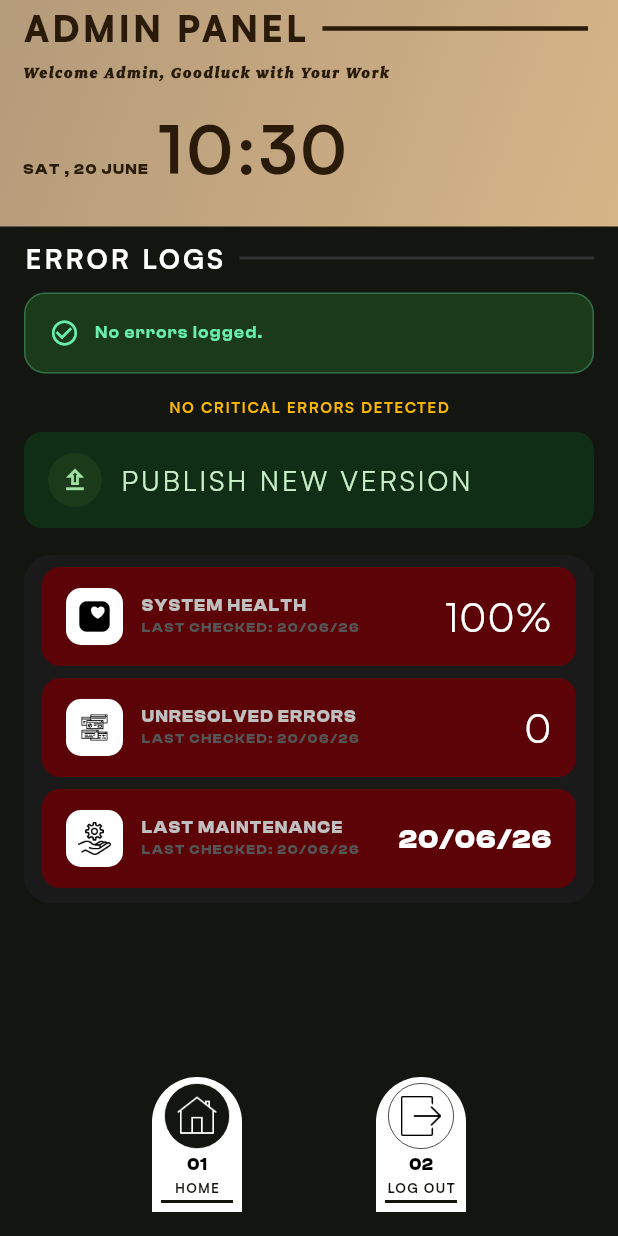
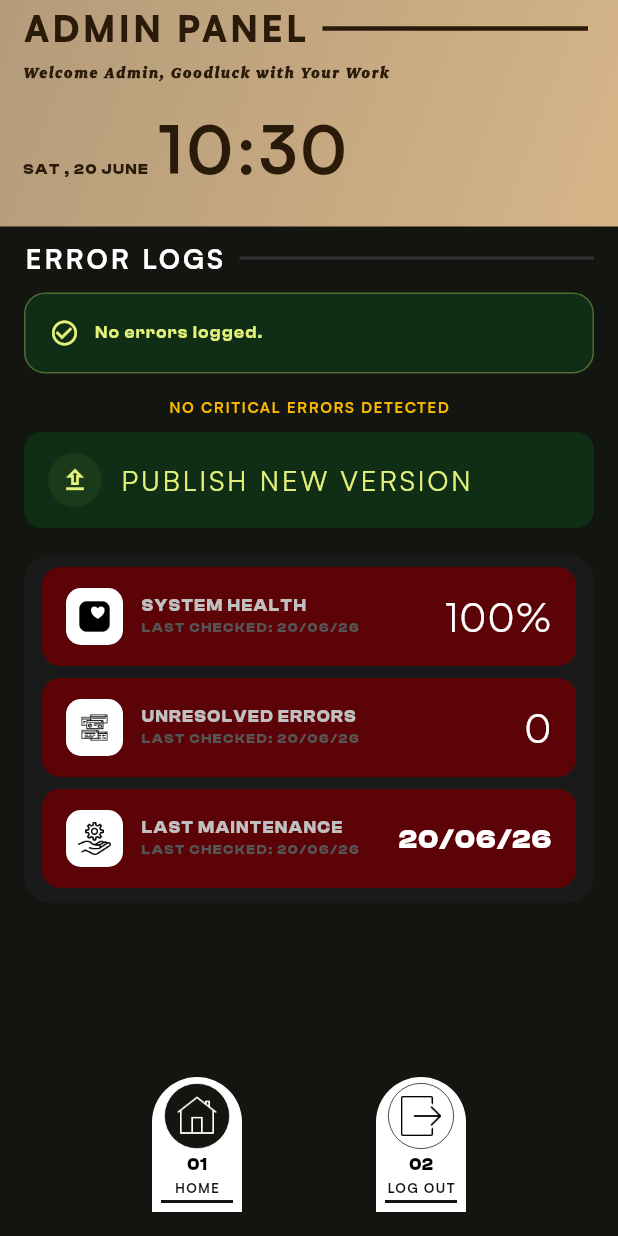
Before and after one commit to Nudnudd/GrowWiser, a Flutter app: the AdminPage screen opened by its route, on a phone screen of 412 x 824 dp. Run offline on Flutter 3.47's test engine with Material 3 defaults, Android fonts, the phone set to English and light mode, and no system bars; our stand-ins replace cloud_firestore, firebase_auth, firebase_core, firebase_database, flutter_riverpod, geolocator and 1 more; missing offline and left inert: mobile_scanner, mqtt_client; accounts and stored records are empty.

Commit message:
Fixed errors and improved admin Ui

```diff
--- a/lib/pages/admin_page.dart
+++ b/lib/pages/admin_page.dart
@@ -128,7 +128,7 @@ class _AdminPageState extends ConsumerState<AdminPage> {
                         ? const _NoErrorCard()
                         : _ErrorCard(
                             errorCode: error['error_code'] ?? '—',
-                            errorDetail: error['error_code'] ?? '—',
+                            errorDetail: error['error_message'] ?? error['detail'] ?? '—',
                             errorTime: error['created_at'] != null
                                 ? _formatTimestamp(
                                     error['created_at'] as Timestamp)
@@ -459,17 +459,17 @@ class _NoErrorCard extends StatelessWidget {
       width: double.infinity,
       padding: const EdgeInsets.all(16),
       decoration: BoxDecoration(
-        color: const Color(0xFF1A3A1A),
+        color: AppColors.deepGreen,
         borderRadius: BorderRadius.circular(14),
-        border: Border.all(color: Colors.greenAccent.withOpacity(0.3)),
+        border: Border.all(color:const Color(0xFFE4F27A).withOpacity(0.3)),
       ),
       child: Row(
         children: [
           const Icon(Icons.check_circle_outline,
-              color: Colors.greenAccent, size: 20),
+              color: Color(0xFFE4F27A), size: 20),
           const SizedBox(width: 10),
           Text('No errors logged.',
-              style: AppTextStyles.mono(11, Colors.greenAccent,
+              style: AppTextStyles.mono(11,const Color(0xFFE4F27A),
                   weight: FontWeight.w600)),
         ],
       ),
@@ -509,14 +509,14 @@ class _PublishButton extends StatelessWidget {
                   ? const Padding(
                       padding: EdgeInsets.all(8),
                       child: CircularProgressIndicator(
-                          color: Color(0xFFA0E0A0), strokeWidth: 2),
+                          color: Color(0xFFE4F27A), strokeWidth: 2),
                     )
                   : const Icon(Icons.upload_outlined,
-                      color: Color(0xFFA0E0A0), size: 20),
+                      color: Color(0xFFE4F27A), size: 20),
             ),
             const SizedBox(width: 12),
             Text('PUBLISH NEW VERSION',
-                style: AppTextStyles.headline(18, const Color(0xFFC8F0C8),
+                style: AppTextStyles.headline(18, const Color(0xFFE4F27A),
                     letterSpacing: 2)),
           ],
         ),
```
Also changed, not shown: lib/pages/loginRegister_page.dart (+11 -5 lines), lib/providers/backend_providers.dart (+11 -6 lines), lib/services/backend_service.dart (+37 -11 lines).
